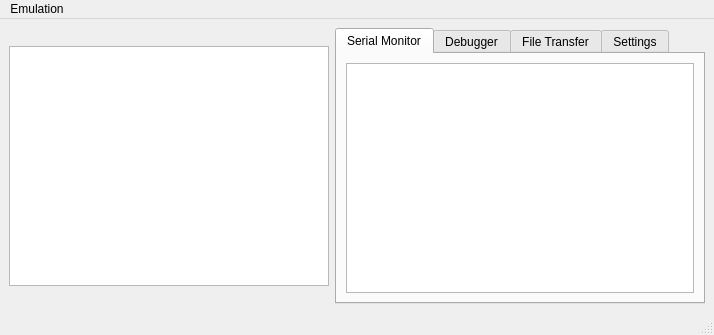
Before: the Qt Designer form mainwindow.ui in nspire-emus/firebird, drawn with Qt 5.
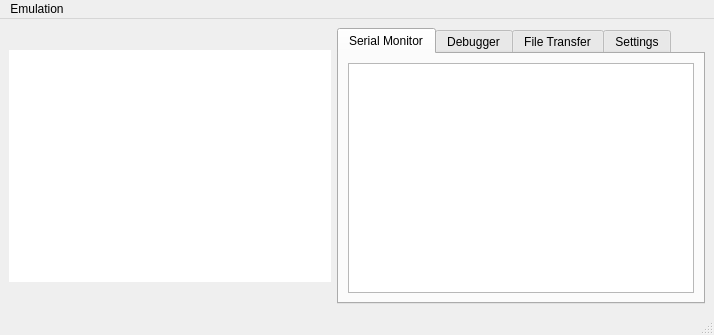
After: the same form once the commit is applied.

```diff
--- a/mainwindow.ui
+++ b/mainwindow.ui
@@ -25,16 +25,22 @@
       </property>
       <property name="minimumSize">
        <size>
-        <width>320</width>
-        <height>240</height>
+        <width>322</width>
+        <height>232</height>
        </size>
       </property>
       <property name="maximumSize">
        <size>
-        <width>320</width>
-        <height>240</height>
+        <width>323</width>
+        <height>232</height>
        </size>
       </property>
+      <property name="frameShape">
+       <enum>QFrame::NoFrame</enum>
+      </property>
+      <property name="lineWidth">
+       <number>0</number>
+      </property>
       <property name="verticalScrollBarPolicy">
        <enum>Qt::ScrollBarAlwaysOff</enum>
       </property>
```
